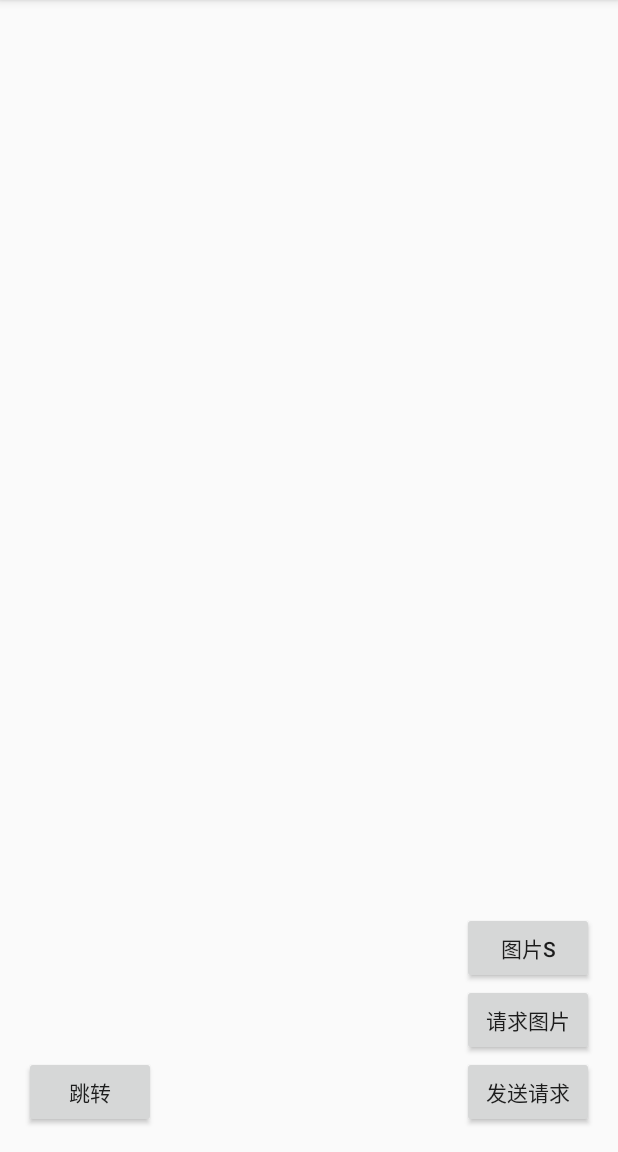
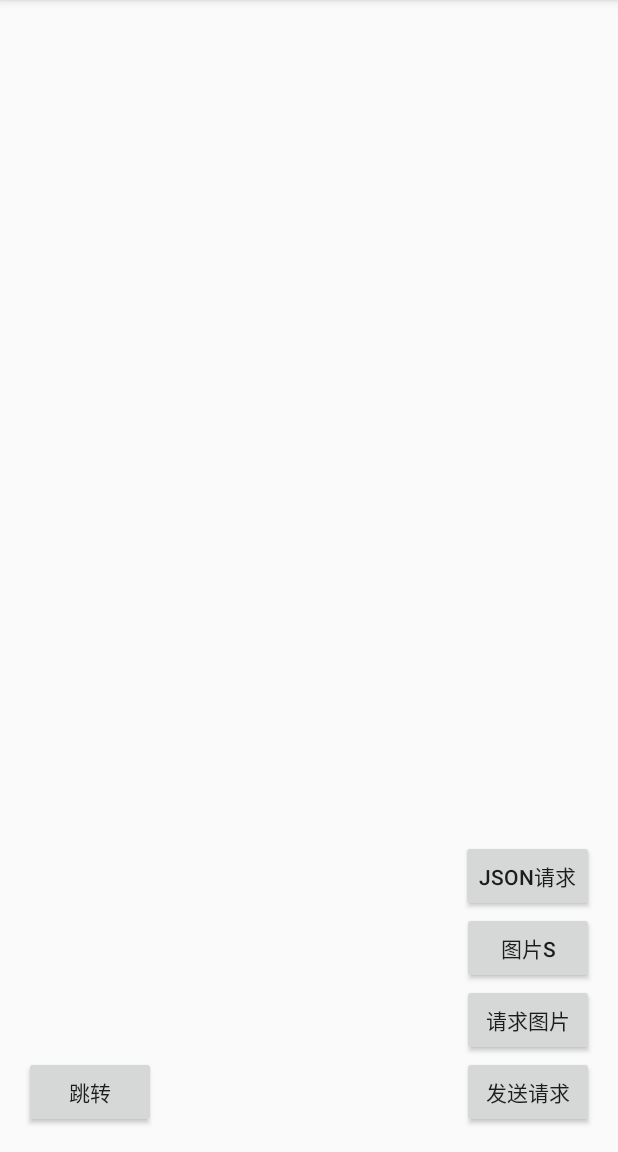
Before and after one commit to adlly/test, an Android app: the screen it shows after launch (Main24Activity), on a phone screen of 412 x 824 dp, the part 84-1236 px from its top. Run offline under Robolectric (Android 15) with nearby library versions, the phone set to English and light mode, and no system bars; our stand-ins replace Volley; libraries missing offline, so code that uses them is left out: com.facebook.drawee; 1 statement that could not run was skipped.

Commit message:
json get

```diff
--- a/app/src/main/res/layout/activity_main24.xml
+++ b/app/src/main/res/layout/activity_main24.xml
@@ -61,6 +61,13 @@
         android:layout_width="wrap_content"
         android:layout_height="wrap_content"/>
     <Button
+        android:id="@+id/json"
+        android:text="JSON请求"
+        android:layout_above="@id/btn_req_imgs"
+        android:layout_alignParentRight="true"
+        android:layout_width="wrap_content"
+        android:layout_height="wrap_content"/>
+    <Button
         android:id="@+id/nnew"
         android:text="跳转"
         android:layout_alignParentBottom="true"
```
Also changed, not shown: app/src/main/java/lly/test/Main24Activity.java (+29 -0 lines).
